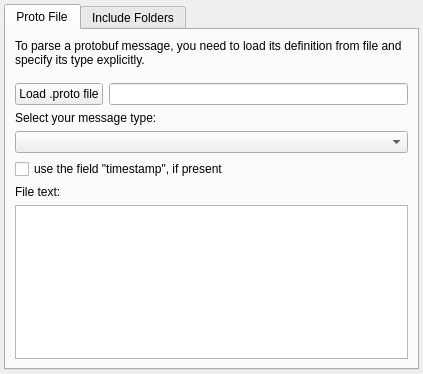
The window that plotjuggler_plugins/ParserProtobuf/protobuf_parser.ui (ros2-gbp/plotjuggler-release) describes before a commit, drawn with Qt 5.
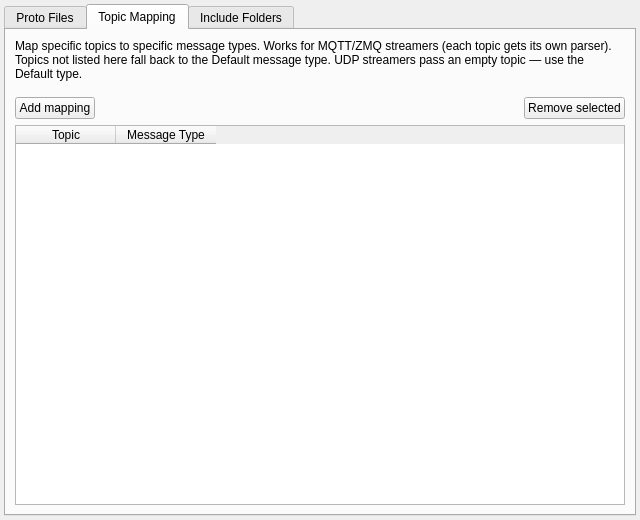
The same window after the commit. The open tabs and pages were chosen to show the change.

Patch:
```diff
--- a/plotjuggler_plugins/ParserProtobuf/protobuf_parser.ui
+++ b/plotjuggler_plugins/ParserProtobuf/protobuf_parser.ui
@@ -6,10 +6,16 @@
    <rect>
     <x>0</x>
     <y>0</y>
-    <width>423</width>
-    <height>374</height>
+    <width>640</width>
+    <height>520</height>
    </rect>
   </property>
+  <property name="minimumSize">
+   <size>
+    <width>560</width>
+    <height>480</height>
+   </size>
+  </property>
   <property name="windowTitle">
    <string>Form</string>
   </property>
@@ -33,13 +39,13 @@
      </property>
      <widget class="QWidget" name="tab">
       <attribute name="title">
-       <string>Proto File</string>
+       <string>Proto Files</string>
       </attribute>
       <layout class="QVBoxLayout" name="verticalLayout_3">
        <item>
         <widget class="QLabel" name="label_2">
          <property name="text">
-          <string>To parse a protobuf message, you need to load its definition from file and specify its type explicitly.</string>
+          <string>Load one or more .proto files. The &quot;Default message type&quot; is used for streams with no topic (e.g. UDP) or for topics not listed in the Topic Mapping tab.</string>
          </property>
          <property name="wordWrap">
           <bool>true</bool>
@@ -62,9 +68,9 @@
           </widget>
          </item>
          <item>
-          <widget class="QLineEdit" name="loadedProto">
-           <property name="readOnly">
-            <bool>true</bool>
+          <widget class="QPushButton" name="pushButtonRemoveFile">
+           <property name="text">
+            <string>Remove selected</string>
            </property>
           </widget>
          </item>
@@ -73,7 +79,7 @@
        <item>
         <widget class="QLabel" name="label_3">
          <property name="text">
-          <string>Select your message type:</string>
+          <string>Default message type:</string>
          </property>
         </widget>
        </item>
@@ -93,12 +99,87 @@
        <item>
         <widget class="QLabel" name="label">
          <property name="text">
-          <string>File text:</string>
+          <string>File text (selected file):</string>
          </property>
         </widget>
        </item>
        <item>
-        <widget class="QTextBrowser" name="protoPreview"/>
+        <widget class="QTextBrowser" name="protoPreview">
+         <property name="minimumSize">
+          <size>
+           <width>0</width>
+           <height>120</height>
+          </size>
+         </property>
+        </widget>
+       </item>
+      </layout>
+     </widget>
+     <widget class="QWidget" name="tab_3">
+      <attribute name="title">
+       <string>Topic Mapping</string>
+      </attribute>
+      <layout class="QVBoxLayout" name="verticalLayout_4">
+       <item>
+        <widget class="QLabel" name="label_5">
+         <property name="text">
+          <string>Map specific topics to specific message types. Works for MQTT/ZMQ streamers (each topic gets its own parser). Topics not listed here fall back to the Default message type. UDP streamers pass an empty topic — use the Default type.</string>
+         </property>
+         <property name="wordWrap">
+          <bool>true</bool>
+         </property>
+        </widget>
+       </item>
+       <item>
+        <layout class="QHBoxLayout" name="horizontalLayout_2">
+         <property name="topMargin">
+          <number>10</number>
+         </property>
+         <item>
+          <widget class="QPushButton" name="pushButtonAddMapping">
+           <property name="text">
+            <string>Add mapping</string>
+           </property>
+          </widget>
+         </item>
+         <item>
+          <spacer name="horizontalSpacer_2">
+           <property name="orientation">
+            <enum>Qt::Horizontal</enum>
+           </property>
+           <property name="sizeHint" stdset="0">
+            <size>
+             <width>40</width>
+             <height>20</height>
+            </size>
+           </property>
+          </spacer>
+         </item>
+         <item>
+          <widget class="QPushButton" name="pushButtonRemoveMapping">
+           <property name="text">
+            <string>Remove selected</string>
+           </property>
+          </widget>
+         </item>
+        </layout>
+       </item>
+       <item>
+        <widget class="QTableWidget" name="tableTopicMapping">
+         <property name="selectionBehavior">
+          <enum>QAbstractItemView::SelectRows</enum>
+         </property>
+         <column>
+          <property name="text">
+           <string>Topic</string>
+          </property>
+         </column>
+         <column>
+          <property name="text">
+           <string>Message Type</string>
+          </property>
+         </column>
+        </widget>
        </item>
       </layout>
      </widget>
```
Left out of the diff: 10 changed lines with no effect on the pictures.
